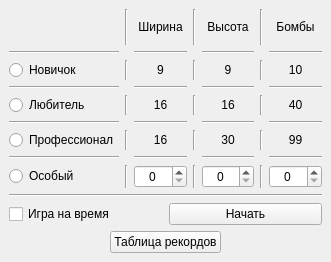
This is menuwindow.ui in almm1/sapper as Qt 5 draws it before an edit. The edited form follows.
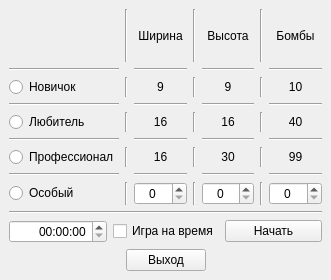
This is the edited form. Icons and pictures are not drawn.

```diff
--- a/menuwindow.ui
+++ b/menuwindow.ui
@@ -7,7 +7,7 @@
     <x>0</x>
     <y>0</y>
     <width>331</width>
-    <height>262</height>
+    <height>280</height>
    </rect>
   </property>
   <property name="windowTitle">
@@ -21,8 +21,45 @@
    <enum>Qt::LeftToRight</enum>
   </property>
   <widget class="QWidget" name="centralwidget">
-   <layout class="QVBoxLayout" name="verticalLayout">
-    <item>
+   <layout class="QGridLayout" name="gridLayout_2">
+    <item row="3" column="0">
+     <layout class="QHBoxLayout" name="horizontalLayout_2">
+      <item>
+       <spacer name="horizontalSpacer_3">
+        <property name="orientation">
+         <enum>Qt::Horizontal</enum>
+        </property>
+        <property name="sizeHint" stdset="0">
+         <size>
+          <width>40</width>
+          <height>20</height>
+         </size>
+        </property>
+       </spacer>
+      </item>
+      <item>
+       <widget class="QPushButton" name="pushButton_3">
+        <property name="text">
+         <string>Выход</string>
+        </property>
+       </widget>
+      </item>
+      <item>
+       <spacer name="horizontalSpacer_4">
+        <property name="orientation">
+         <enum>Qt::Horizontal</enum>
+        </property>
+        <property name="sizeHint" stdset="0">
+         <size>
+          <width>40</width>
+          <height>20</height>
+         </size>
+        </property>
+       </spacer>
+      </item>
+     </layout>
+    </item>
+    <item row="0" column="0">
      <layout class="QGridLayout" name="gridLayout">
       <item row="3" column="2">
        <widget class="Line" name="line_11">
@@ -415,15 +452,22 @@
       </item>
      </layout>
     </item>
-    <item>
+    <item row="1" column="0">
      <widget class="Line" name="line">
       <property name="orientation">
        <enum>Qt::Horizontal</enum>
       </property>
      </widget>
     </item>
-    <item>
+    <item row="2" column="0">
      <layout class="QHBoxLayout" name="horizontalLayout">
+      <item>
+       <widget class="QTimeEdit" name="timeEdit">
+        <property name="alignment">
+         <set>Qt::AlignRight|Qt::AlignTrailing|Qt::AlignVCenter</set>
+        </property>
+       </widget>
+      </item>
       <item>
        <widget class="QCheckBox" name="checkBox">
         <property name="text">
@@ -440,43 +484,6 @@
       </item>
      </layout>
     </item>
-    <item>
-     <layout class="QHBoxLayout" name="horizontalLayout_4">
-      <item>
-       <spacer name="horizontalSpacer">
-        <property name="orientation">
-         <enum>Qt::Horizontal</enum>
-        </property>
-        <property name="sizeHint" stdset="0">
-         <size>
-          <width>40</width>
-          <height>20</height>
-         </size>
-        </property>
-       </spacer>
-      </item>
-      <item>
-       <widget class="QPushButton" name="pushButton_2">
-        <property name="text">
-         <string>Таблица рекордов</string>
-        </property>
-       </widget>
-      </item>
-      <item>
-       <spacer name="horizontalSpacer_2">
-        <property name="orientation">
-         <enum>Qt::Horizontal</enum>
-        </property>
-        <property name="sizeHint" stdset="0">
-         <size>
-          <width>40</width>
-          <height>20</height>
-         </size>
-        </property>
-       </spacer>
-      </item>
-     </layout>
-    </item>
    </layout>
   </widget>
  </widget>
```
Left out of the diff: 550 changed lines with no effect on the pictures.
